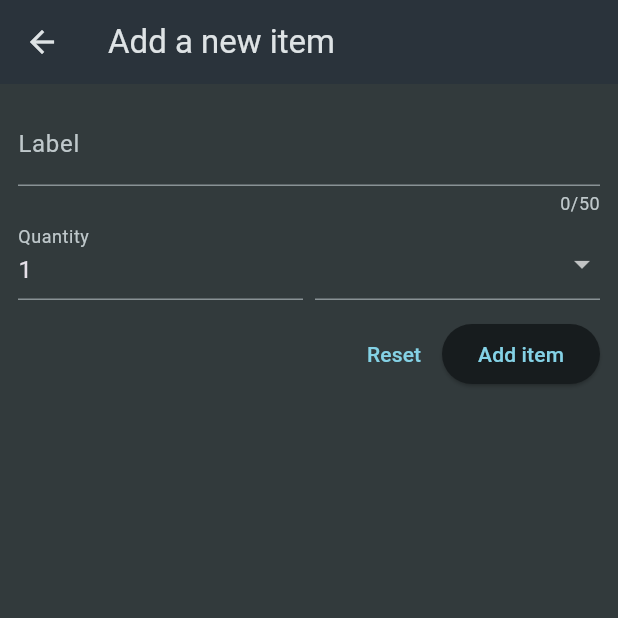
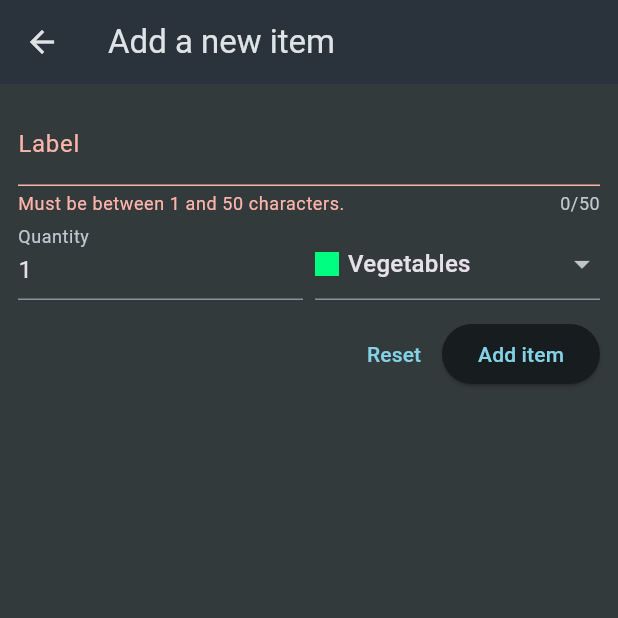
Before and after one commit to DusanSp/flutter-shopping_list_app, a Flutter app: the NewItem screen opened directly, after a tap on "Add item", on a phone screen of 412 x 824 dp, the top half of it. Run offline on Flutter 3.47's test engine with Material 3 defaults, Android fonts, the phone set to English and light mode, and no system bars.

Commit message:
Finished section 11

```diff
--- a/lib/data/dummy_items.dart
+++ b/lib/data/dummy_items.dart
@@ -1,21 +1 @@
-import 'package:shopping_list_app/data/categories.dart';
-import 'package:shopping_list_app/models/category.dart';
-import 'package:shopping_list_app/models/grocery_item.dart';
-
-final groceryItems = [
-  GroceryItem(
-      id: 'a',
-      name: 'Milk',
-      quantity: 1,
-      category: categories[Categories.dairy]!),
-  GroceryItem(
-      id: 'b',
-      name: 'Bananas',
-      quantity: 5,
-      category: categories[Categories.fruit]!),
-  GroceryItem(
-      id: 'c',
-      name: 'Beef Steak',
-      quantity: 1,
-      category: categories[Categories.meat]!),
-];
+// TODO Implement this library.
--- a/lib/main.dart
+++ b/lib/main.dart
@@ -1,5 +1,4 @@
 import 'package:flutter/material.dart';
-import 'package:shopping_list_app/data/dummy_items.dart';
 import 'package:shopping_list_app/screens/grocery_list.dart';
 
 void main() {
@@ -22,7 +21,7 @@ class MyApp extends StatelessWidget {
         ),
         scaffoldBackgroundColor: const Color.fromARGB(255, 50, 58, 60),
       ),
-      home: GroceryList(items: groceryItems),
+      home: const GroceryList(),
     );
   }
 }
--- a/lib/screens/new_item.dart
+++ b/lib/screens/new_item.dart
@@ -1,5 +1,7 @@
 import 'package:flutter/material.dart';
 import 'package:shopping_list_app/data/categories.dart';
+import 'package:shopping_list_app/models/category.dart';
+import 'package:shopping_list_app/models/grocery_item.dart';
 
 class NewItem extends StatefulWidget {
   const NewItem({super.key});
@@ -8,6 +10,25 @@ class NewItem extends StatefulWidget {
 }
 
 class _NewItemState extends State<NewItem> {
+  final _formKey = GlobalKey<FormState>();
+  var _enteredName = '';
+  var _enteredQuantity = 1;
+  var _selectedCategory = categories[Categories.vegetables]!;
+
+  void _saveItem() {
+    if (_formKey.currentState!.validate()) {
+      _formKey.currentState!.save();
+      Navigator.of(context).pop(
+        GroceryItem(
+          id: DateTime.now().toString(),
+          name: _enteredName,
+          quantity: _enteredQuantity,
+          category: _selectedCategory,
+        ),
+      );
+    }
+  }
+
   @override
   Widget build(BuildContext context) {
     return Scaffold(
@@ -17,13 +38,23 @@ class _NewItemState extends State<NewItem> {
       body: Padding(
         padding: const EdgeInsets.all(12),
         child: Form(
+          key: _formKey,
           child: Column(
             children: [
               TextFormField(
                 maxLength: 50,
                 decoration: const InputDecoration(label: Text('Label')),
                 validator: (value) {
-                  return 'Demo';
+                  if (value == null ||
+                      value.isEmpty ||
+                      value.trim().length <= 1 ||
+                      value.trim().length > 50) {
+                    return 'Must be between 1 and 50 characters.';
+                  }
+                  return null;
+                },
+                onSaved: (value) {
+                  _enteredName = value!;
                 },
               ),
               Row(
@@ -34,12 +65,26 @@ class _NewItemState extends State<NewItem> {
                       decoration: const InputDecoration(
                         label: Text('Quantity'),
                       ),
-                      initialValue: '1',
+                      keyboardType: TextInputType.number,
+                      initialValue: _enteredQuantity.toString(),
+                      validator: (value) {
+                        if (value == null ||
+                            value.isEmpty ||
+                            int.tryParse(value) == null ||
+                            int.tryParse(value)! <= 0) {
+                          return 'Must be a valid, positive number.';
+                        }
+                        return null;
+                      },
+                      onSaved: (value) {
+                        _enteredQuantity = int.parse(value!);
+                      },
                     ),
                   ),
                   const SizedBox(width: 8),
                   Expanded(
                     child: DropdownButtonFormField(
+                      value: _selectedCategory,
                       items: [
                         for (final category in categories.entries)
                           DropdownMenuItem(
@@ -57,7 +102,11 @@ class _NewItemState extends State<NewItem> {
                             ),
                           )
                       ],
-                      onChanged: (value) {},
+                      onChanged: (value) {
+                        setState(() {
+                          _selectedCategory = value!;
+                        });
+                      },
                     ),
                   ),
                 ],
@@ -67,11 +116,13 @@ class _NewItemState extends State<NewItem> {
                 mainAxisAlignment: MainAxisAlignment.end,
                 children: [
                   TextButton(
-                    onPressed: () {},
+                    onPressed: () {
+                      _formKey.currentState!.reset();
+                    },
                     child: const Text('Reset'),
                   ),
                   ElevatedButton(
-                    onPressed: () {},
+                    onPressed: _saveItem,
                     child: const Text('Add item'),
                   ),
                 ],
```
Also changed, not shown: lib/screens/grocery_list.dart (+37 -12 lines).
